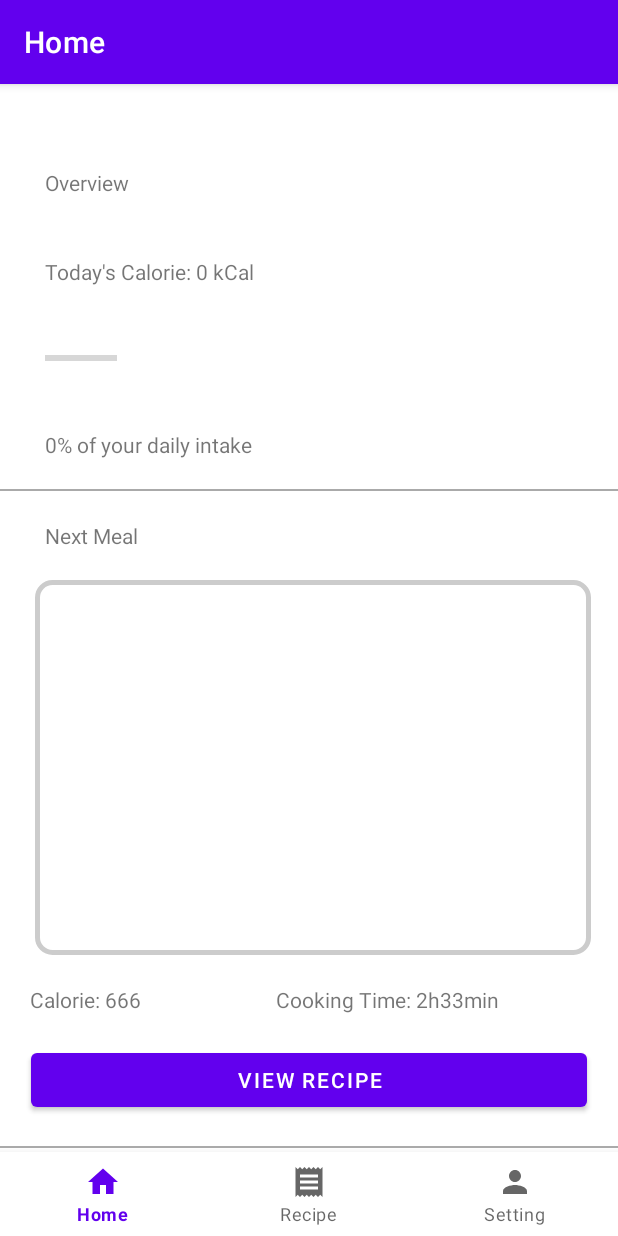
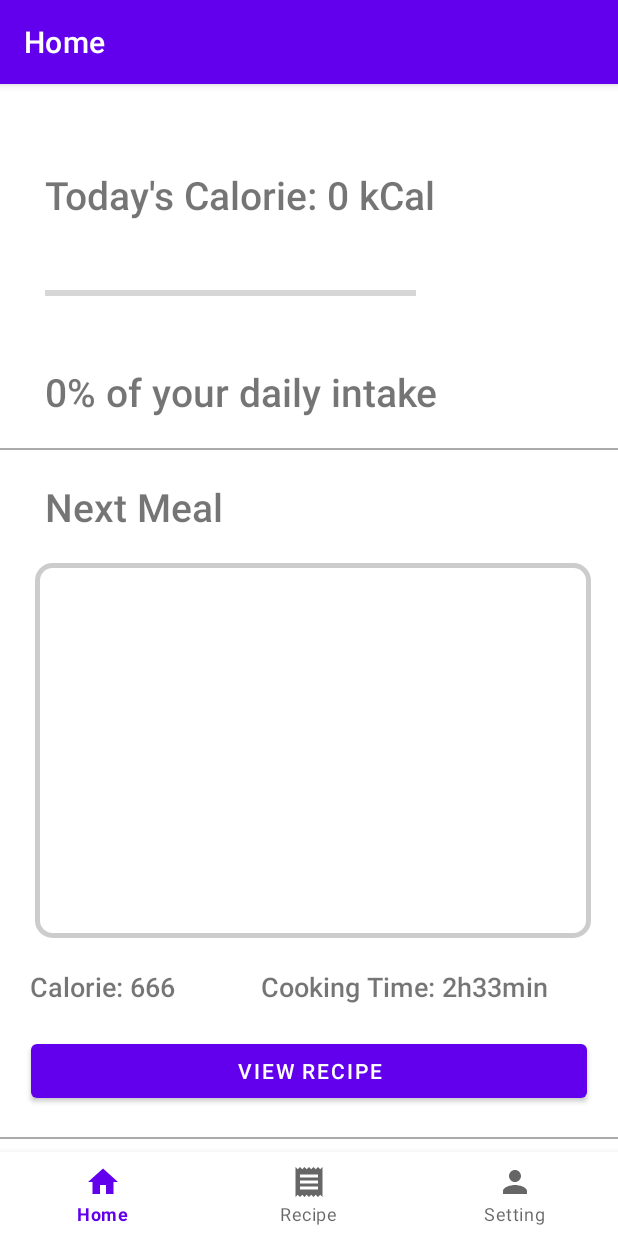
Before and after one commit to JingfeiPeng/cs446_android_team, an Android app: the screen it shows after launch (MainActivity), on a phone screen of 412 x 824 dp. Run offline under Robolectric (Android 15) with nearby library versions, the phone set to English and light mode, and no system bars; our stand-ins replace navigation-ui.

Commit message:
changed font, removed overview and changed prev,next button to viewcalendar

```diff
--- a/app/src/main/res/layout/fragment_home.xml
+++ b/app/src/main/res/layout/fragment_home.xml
@@ -10,35 +10,27 @@
         android:layout_height="match_parent"
         tools:context=".ui.home.HomeFragment">
 
-
-        <TextView
-            android:id="@+id/overview_title"
-            android:layout_width="wrap_content"
-            android:layout_height="wrap_content"
-            android:text="Overview"
-            app:layout_constraintLeft_toLeftOf="parent"
-            app:layout_constraintTop_toTopOf="parent"
-            android:layout_marginLeft="30dp" />
-
         <TextView
             android:id="@+id/textView_calorie_1"
             android:layout_width="wrap_content"
             android:layout_height="wrap_content"
             android:text="Today's Calorie: 0 kCal"
             app:layout_constraintLeft_toLeftOf="parent"
-            app:layout_constraintTop_toBottomOf="@+id/overview_title"
+            app:layout_constraintTop_toTopOf="parent"
             android:layout_marginLeft="30dp"
-            android:layout_marginTop="40dp" />
+            android:textSize="26sp"
+            android:fontFamily="sans-serif-medium" />
 
         <ProgressBar
             android:id="@+id/progressBar"
             style="?android:attr/progressBarStyleHorizontal"
-            android:layout_width="wrap_content"
+            android:layout_width="0dp"
             android:layout_height="wrap_content"
             app:layout_constraintLeft_toLeftOf="parent"
             app:layout_constraintTop_toBottomOf="@+id/textView_calorie_1"
             android:layout_marginLeft="30dp"
-            android:layout_marginTop="40dp" />
+            android:layout_marginTop="40dp"
+            app:layout_constraintWidth_percent="0.6"/>
 
         <TextView
             android:id="@+id/textView_calorie_2"
@@ -48,7 +40,9 @@
             app:layout_constraintLeft_toLeftOf="parent"
             app:layout_constraintTop_toBottomOf="@+id/progressBar"
             android:layout_marginLeft="30dp"
-            android:layout_marginTop="40dp" />
+            android:layout_marginTop="40dp"
+            android:textSize="26sp"
+            android:fontFamily="sans-serif-medium"/>
 
         <View
             android:id="@+id/divider_1"
@@ -66,18 +60,6 @@
             app:layout_constraintTop_toBottomOf="@+id/button_view_recipe"
             android:layout_marginTop="20dp"/>
 
-        <Button
-            android:id="@+id/button_next"
-            android:layout_width="wrap_content"
-            android:layout_height="wrap_content"
-            android:text="NEXT"
-            android:layout_marginLeft="0dp"
-            android:layout_marginTop="20dp"
-            app:layout_constraintLeft_toLeftOf="@+id/imageView_dinner"
-            app:layout_constraintRight_toRightOf="@+id/imageView_dinner"
-            app:layout_constraintTop_toBottomOf="@+id/imageView_dinner"
-            app:layout_constraintWidth_percent="0.2"/>
-
         <ImageView
             android:id="@+id/imageView_breakfast"
             android:layout_width="0dp"
@@ -86,7 +68,7 @@
             android:layout_marginTop="20dp"
             app:layout_constraintLeft_toLeftOf="parent"
             app:layout_constraintRight_toLeftOf="@+id/imageView_lunch"
-            app:layout_constraintTop_toBottomOf="@+id/textView_plan_date"
+            app:layout_constraintTop_toBottomOf="@+id/textView_plan"
             app:layout_constraintWidth_percent="0.3"
             android:background="@drawable/border"
             android:cropToPadding="true"
@@ -101,7 +83,7 @@
             android:layout_marginTop="20dp"
             app:layout_constraintLeft_toRightOf="@+id/imageView_breakfast"
             app:layout_constraintRight_toLeftOf="@+id/imageView_dinner"
-            app:layout_constraintTop_toBottomOf="@+id/textView_plan_date"
+            app:layout_constraintTop_toBottomOf="@+id/textView_plan"
             app:layout_constraintWidth_percent="0.3"
             android:background="@drawable/border"
             android:cropToPadding="true"
@@ -115,7 +97,7 @@
             android:layout_marginLeft="0dp"
             android:layout_marginTop="20dp"
             app:layout_constraintLeft_toRightOf="@+id/imageView_lunch"
-            app:layout_constraintTop_toBottomOf="@+id/textView_plan_date"
+            app:layout_constraintTop_toBottomOf="@+id/textView_plan"
             app:layout_constraintRight_toRightOf="parent"
             app:layout_constraintWidth_percent="0.3"
             android:background="@drawable/border"
@@ -132,7 +114,9 @@
             app:layout_constraintLeft_toLeftOf="parent"
             app:layout_constraintTop_toBottomOf="@+id/divider_1"
             android:layout_marginLeft="30dp"
-            android:layout_marginTop="20dp" />
+            android:layout_marginTop="20dp"
+            android:textSize="26sp"
+            android:fontFamily="sans-serif-medium"/>
 
         <ImageView
             android:id="@+id/imageView"
@@ -159,7 +143,9 @@
             app:layout_constraintLeft_toLeftOf="parent"
             app:layout_constraintLeft_toRightOf="@+id/textView_meal_prepTime"
             app:layout_constraintTop_toBottomOf="@+id/imageView"
-            app:layout_constraintWidth_percent="0.5"/>
+            app:layout_constraintWidth_percent="0.5"
+            android:textSize="18sp"
+            android:fontFamily="sans-serif-medium"/>
 
         <TextView
             android:id="@+id/textView_meal_prepTime"
@@ -172,7 +158,9 @@
             app:layout_constraintRight_toRightOf="parent"
             app:layout_constraintLeft_toRightOf="@+id/textView_meal_calorie"
             app:layout_constraintTop_toBottomOf="@+id/imageView"
-            app:layout_constraintWidth_percent="0.5"/>
+            app:layout_constraintWidth_percent="0.5"
+            android:textSize="18sp"
+            android:fontFamily="sans-serif-medium"/>
 
         <Button
             android:id="@+id/button_view_recipe"
@@ -190,41 +178,32 @@
             android:id="@+id/textView_plan"
             android:layout_width="wrap_content"
             android:layout_height="wrap_content"
-            android:text="Plan of the Week"
+            android:text="Plan"
             android:layout_marginLeft="30dp"
             android:layout_marginTop="20dp"
             app:layout_constraintLeft_toLeftOf="parent"
-            app:layout_constraintTop_toBottomOf="@+id/divider_2" />
+            app:layout_constraintTop_toBottomOf="@+id/divider_2"
+            android:textSize="26sp"
+            android:fontFamily="sans-serif-medium"/>
 
-        <TextView
-            android:id="@+id/textView_plan_date"
-            android:layout_width="wrap_content"
+
+        <Button
+            android:id="@+id/button_calendar"
+            android:layout_width="0dp"
             android:layout_height="wrap_content"
-            android:text="Tomorrow"
+            android:text="VIEW CALENDAR"
             android:layout_marginLeft="0dp"
             android:layout_marginTop="20dp"
             android:layout_marginBottom="20dp"
-            app:layout_constraintLeft_toLeftOf="@+id/imageView_lunch"
-            app:layout_constraintRight_toRightOf="@+id/imageView_lunch"
-            app:layout_constraintTop_toBottomOf="@+id/textView_plan"
-            app:layout_constraintBottom_toTopOf="@+id/imageView_lunch"/>
-
-        <Button
-            android:id="@+id/button_prev"
-            android:layout_width="wrap_content"
-            android:layout_height="wrap_content"
-            android:text="PREV"
-            android:layout_marginLeft="0dp"
-            android:layout_marginTop="20dp"
-            android:layout_marginBottom="20dp"
-            app:layout_constraintLeft_toLeftOf="@+id/imageView_breakfast"
-            app:layout_constraintRight_toRightOf="@+id/imageView_breakfast"
-            app:layout_constraintTop_toBottomOf="@+id/imageView_breakfast" />
+            app:layout_constraintTop_toBottomOf="@+id/imageView_breakfast"
+            app:layout_constraintLeft_toLeftOf="parent"
+            app:layout_constraintRight_toRightOf="parent"
+            app:layout_constraintWidth_percent="0.9"/>
 
         <View
             android:layout_width="match_parent"
             android:layout_height="80dp"
-            app:layout_constraintTop_toBottomOf="@+id/button_prev"/>
+            app:layout_constraintTop_toBottomOf="@+id/button_calendar"/>
 
     </androidx.constraintlayout.widget.ConstraintLayout>
 </ScrollView>
```
